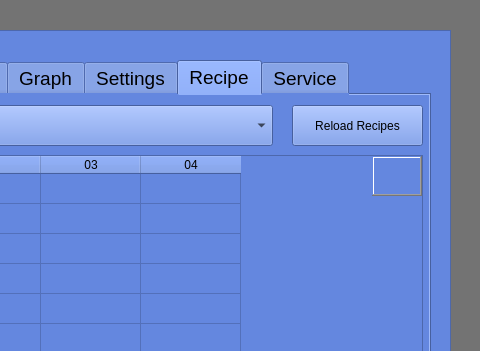
Qt form flowscale/forms/mainwindow.ui (sigurgeirg/sandbox) before a commit; both pictures show x 320 to 800 and y 0 to 351 of the 800 by 600 pixel window.
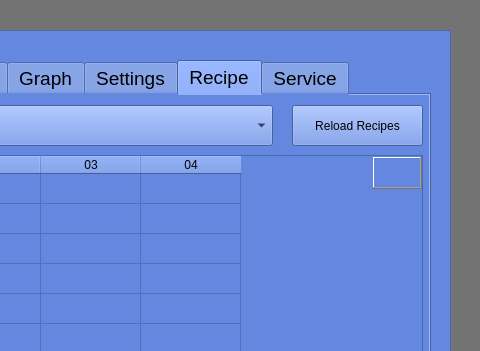
The same form after that commit. The open tabs and pages were chosen to show the change. Custom widgets are drawn as their Qt base class.

What changed in the file:
```diff
--- a/flowscale/forms/mainwindow.ui
+++ b/flowscale/forms/mainwindow.ui
@@ -2695,7 +2695,7 @@
         <string notr="true">QScrollBar:vertical {min-width: 50px; margin-right: 20px;}</string>
        </property>
        <property name="rowCount">
-        <number>55</number>
+        <number>66</number>
        </property>
        <row>
         <property name="text">
@@ -2892,6 +2892,61 @@
          <string>39</string>
         </property>
        </row>
+       <row>
+        <property name="text">
+         <string>40</string>
+        </property>
+       </row>
+       <row>
+        <property name="text">
+         <string>41</string>
+        </property>
+       </row>
+       <row>
+        <property name="text">
+         <string>42</string>
+        </property>
+       </row>
+       <row>
+        <property name="text">
+         <string>43</string>
+        </property>
+       </row>
+       <row>
+        <property name="text">
+         <string>44</string>
+        </property>
+       </row>
+       <row>
+        <property name="text">
+         <string>45</string>
+        </property>
+       </row>
+       <row>
+        <property name="text">
+         <string>46</string>
+        </property>
+       </row>
+       <row>
+        <property name="text">
+         <string>47</string>
+        </property>
+       </row>
+       <row>
+        <property name="text">
+         <string>48</string>
+        </property>
+       </row>
+       <row>
+        <property name="text">
+         <string>49</string>
+        </property>
+       </row>
+       <row>
+        <property name="text">
+         <string>50</string>
+        </property>
+       </row>
        <row/>
        <row/>
        <row/>
```
Left out of the diff: 2 changed lines with no effect on the pictures.
